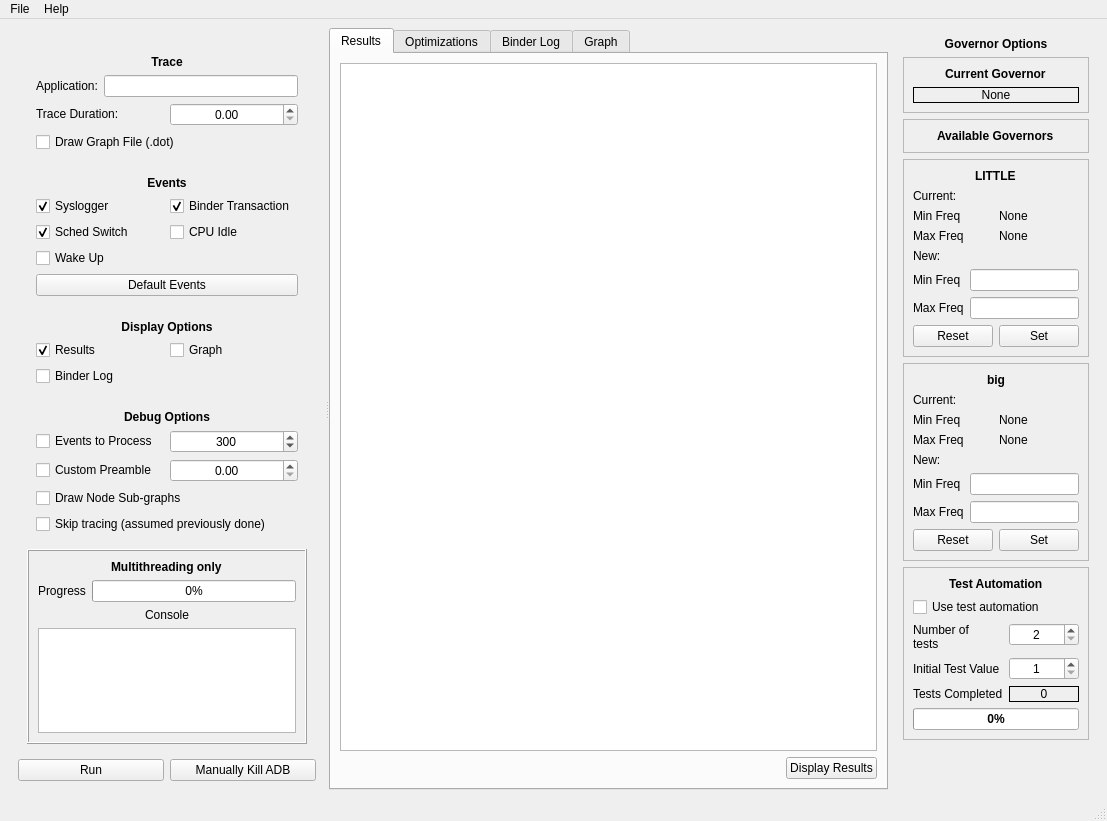
Old version of the form UI/MainInterface.ui in the repository alxhoff/BrezeFlow.
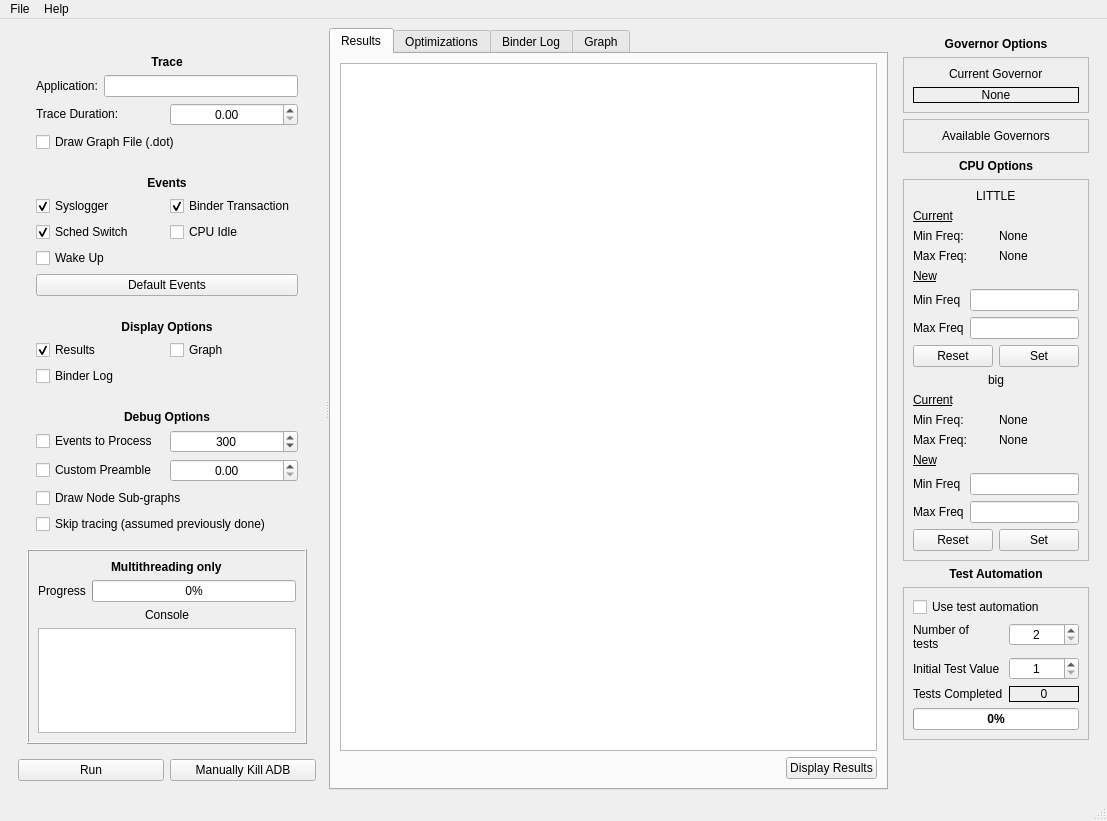
New version of the form. Icons and pictures are not drawn.

Diff of the .ui file:
```diff
--- a/UI/MainInterface.ui
+++ b/UI/MainInterface.ui
@@ -674,8 +674,8 @@
            <widget class="QLabel" name="label_13">
             <property name="font">
              <font>
-              <weight>75</weight>
-              <bold>true</bold>
+              <weight>50</weight>
+              <bold>false</bold>
              </font>
             </property>
             <property name="text">
@@ -718,8 +718,8 @@
            <widget class="QLabel" name="label_12">
             <property name="font">
              <font>
-              <weight>75</weight>
-              <bold>true</bold>
+              <weight>50</weight>
+              <bold>false</bold>
              </font>
             </property>
             <property name="text">
@@ -733,6 +733,22 @@
          </layout>
         </widget>
        </item>
+       <item>
+        <widget class="QLabel" name="label_32">
+         <property name="font">
+          <font>
+           <weight>75</weight>
+           <bold>true</bold>
+          </font>
+         </property>
+         <property name="text">
+          <string>CPU Options</string>
+         </property>
+         <property name="alignment">
+          <set>Qt::AlignCenter</set>
+         </property>
+        </widget>
+       </item>
        <item alignment="Qt::AlignVCenter">
         <widget class="QFrame" name="frame_3">
          <property name="frameShape">
@@ -746,8 +762,10 @@
            <widget class="QLabel" name="label_14">
             <property name="font">
              <font>
-              <weight>75</weight>
-              <bold>true</bold>
+              <weight>50</weight>
+              <italic>false</italic>
+              <bold>false</bold>
+              <underline>false</underline>
              </font>
             </property>
             <property name="text">
@@ -757,8 +775,13 @@
           </item>
           <item>
            <widget class="QLabel" name="label_20">
+            <property name="font">
+             <font>
+              <underline>true</underline>
+             </font>
+            </property>
             <property name="text">
-             <string>Current:</string>
+             <string>Current</string>
             </property>
            </widget>
           </item>
@@ -774,14 +797,14 @@
             <item row="0" column="0">
              <widget class="QLabel" name="label_16">
               <property name="text">
-               <string>Min Freq</string>
+               <string>Min Freq:</string>
               </property>
              </widget>
             </item>
             <item row="1" column="0">
              <widget class="QLabel" name="label_18">
               <property name="text">
-               <string>Max Freq</string>
+               <string>Max Freq:</string>
               </property>
              </widget>
             </item>
@@ -796,8 +819,13 @@
           </item>
           <item>
            <widget class="QLabel" name="label_26">
+            <property name="font">
+             <font>
+              <underline>true</underline>
+             </font>
+            </property>
             <property name="text">
-             <string>New:</string>
+             <string>New</string>
             </property>
            </widget>
           </item>
@@ -843,35 +871,32 @@
             </item>
            </layout>
           </item>
-         </layout>
-        </widget>
-       </item>
-       <item>
-        <widget class="QFrame" name="frame_4">
-         <property name="frameShape">
-          <enum>QFrame::StyledPanel</enum>
-         </property>
-         <property name="frameShadow">
-          <enum>QFrame::Raised</enum>
-         </property>
-         <layout class="QVBoxLayout" name="verticalLayout_16">
-          <item alignment="Qt::AlignHCenter">
+          <item>
            <widget class="QLabel" name="label_15">
             <property name="font">
              <font>
-              <weight>75</weight>
-              <bold>true</bold>
+              <weight>50</weight>
+              <bold>false</bold>
+              <underline>false</underline>
              </font>
             </property>
             <property name="text">
              <string>big</string>
             </property>
+            <property name="alignment">
+             <set>Qt::AlignCenter</set>
+            </property>
            </widget>
           </item>
           <item>
            <widget class="QLabel" name="label_21">
+            <property name="font">
+             <font>
+              <underline>true</underline>
+             </font>
+            </property>
             <property name="text">
-             <string>Current:</string>
+             <string>Current</string>
             </property>
            </widget>
           </item>
@@ -880,7 +905,7 @@
             <item row="0" column="0">
              <widget class="QLabel" name="label_22">
               <property name="text">
-               <string>Min Freq</string>
+               <string>Min Freq:</string>
               </property>
              </widget>
             </item>
@@ -894,7 +919,7 @@
             <item row="1" column="0">
              <widget class="QLabel" name="label_24">
               <property name="text">
-               <string>Max Freq</string>
+               <string>Max Freq:</string>
               </property>
              </widget>
             </item>
@@ -909,8 +934,13 @@
           </item>
           <item>
            <widget class="QLabel" name="label_27">
+            <property name="font">
+             <font>
+              <underline>true</underline>
+             </font>
+            </property>
             <property name="text">
-             <string>New:</string>
+             <string>New</string>
             </property>
            </widget>
           </item>
@@ -959,6 +989,22 @@
          </layout>
         </widget>
        </item>
+       <item>
+        <widget class="QLabel" name="label_28">
+         <property name="font">
+          <font>
+           <weight>75</weight>
+           <bold>true</bold>
+          </font>
+         </property>
+         <property name="text">
+          <string>Test Automation</string>
+         </property>
+         <property name="alignment">
+          <set>Qt::AlignCenter</set>
+         </property>
+        </widget>
+       </item>
        <item>
         <widget class="QFrame" name="frame_6">
          <property name="font">
@@ -974,13 +1020,6 @@
           <enum>QFrame::Raised</enum>
          </property>
          <layout class="QVBoxLayout" name="verticalLayout_13">
-          <item alignment="Qt::AlignHCenter">
-           <widget class="QLabel" name="label_28">
-            <property name="text">
-             <string>Test Automation</string>
-            </property>
-           </widget>
-          </item>
           <item>
            <widget class="QCheckBox" name="checkBoxTestAutomation">
             <property name="font">
```
